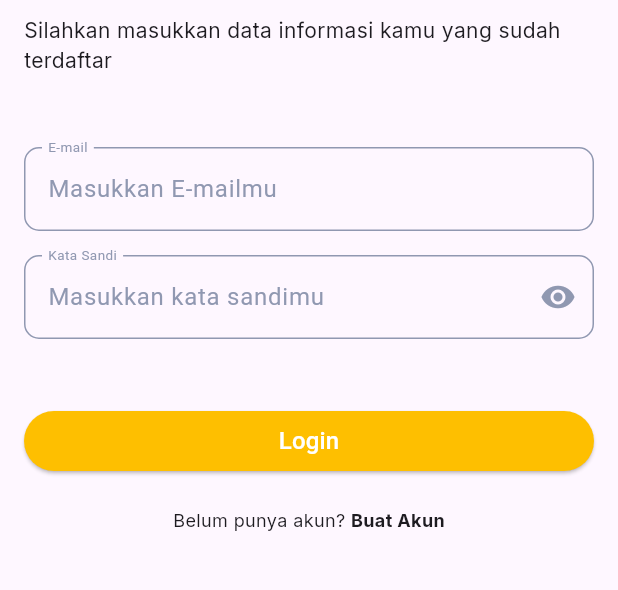
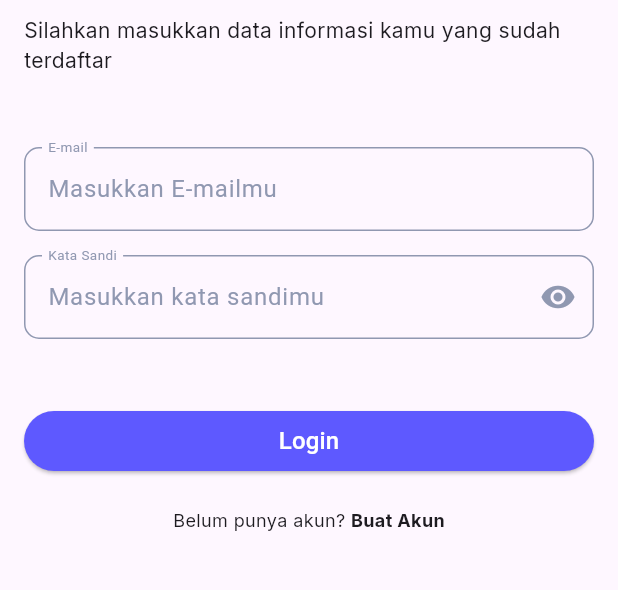
Before and after one commit to Haf1dzsr/pos-superbootcamp, a Flutter app: the screen it shows after launch, on a phone screen of 412 x 824 dp, the part 123-713 px from its top. Run offline on Flutter 3.47's test engine with Material 3 defaults, Android fonts, the phone set to English and light mode, and no system bars; our stand-ins replace cloud_firestore, dartz, firebase_auth, firebase_core, flutter_bloc, flutter_svg and 4 more; accounts and stored records are empty.

Commit message:
update: primary color

```diff
--- a/lib/common/themes/app_color.dart
+++ b/lib/common/themes/app_color.dart
@@ -1,7 +1,7 @@
 import 'package:flutter/material.dart';
 
 class AppColor {
-  static const Color primary = Color(0xFFFEBF00);
+  static const Color primary = Color(0xFF5E59FF);
   static const Color secondary = Color(0xFF773B30);
   static const Color error = Color(0xFFBA1A1A);
   static const Color grey = Color(0xff9098B1);
```
